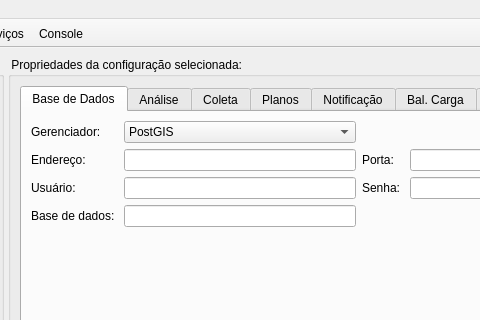
Above: src/terrama2/gui/admin/ui/AdminAppForm.ui from TerraMA2/terrama2 before the change; both pictures show x 245 to 725 and y 0 to 320 of the 919 by 635 pixel window. Below: the same form after it.
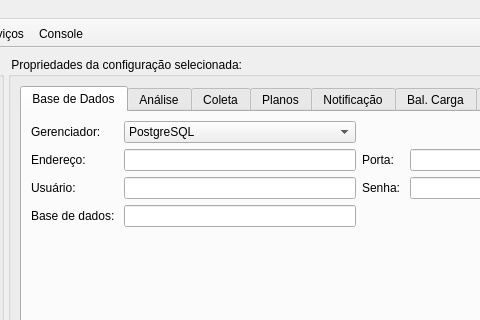
That is the form after the change. Icons and pictures are not drawn.

Patch:
```diff
--- a/src/terrama2/gui/admin/ui/AdminAppForm.ui
+++ b/src/terrama2/gui/admin/ui/AdminAppForm.ui
@@ -77,13 +77,8 @@
             <item row="0" column="1">
              <widget class="QComboBox" name="dbTypeCmb">
               <property name="currentText">
-               <string>PostGIS</string>
+               <string>PostgreSQL</string>
               </property>
-              <item>
-               <property name="text">
-                <string>PostGIS</string>
-               </property>
-              </item>
               <item>
                <property name="text">
                 <string>PostgreSQL</string>
```
Left out of the diff: 2 changed lines with no effect on the pictures.
